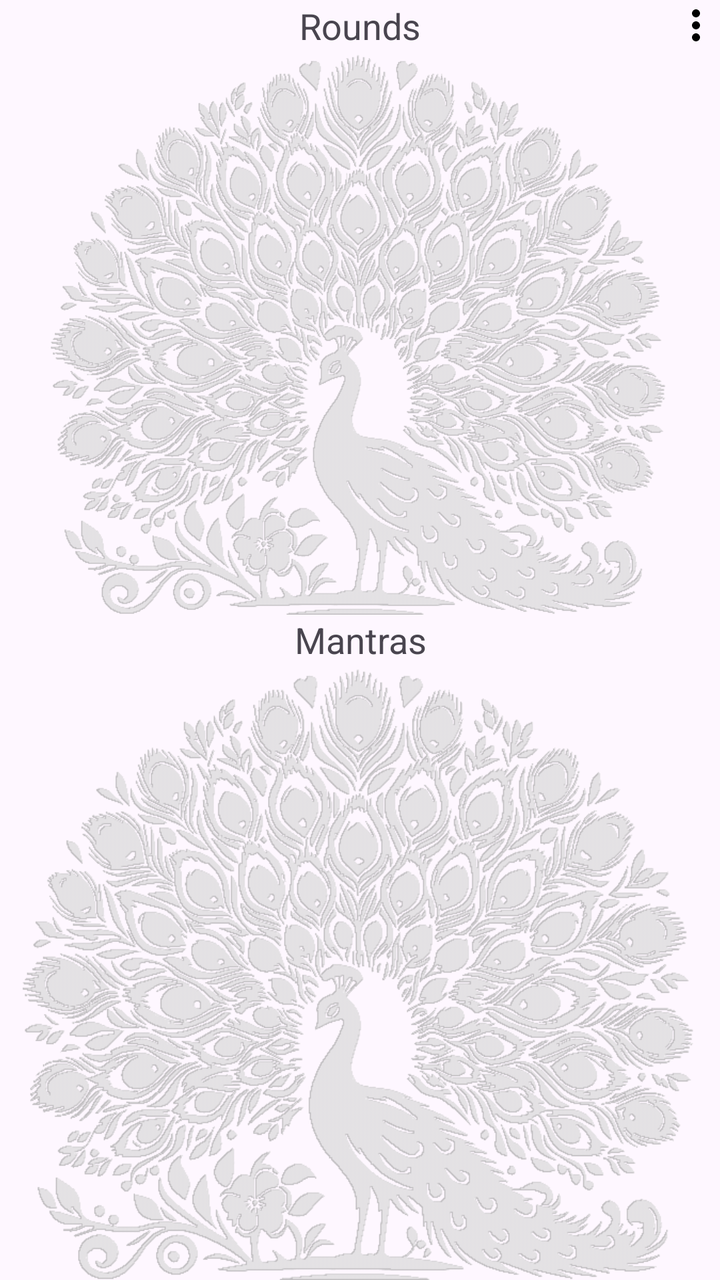
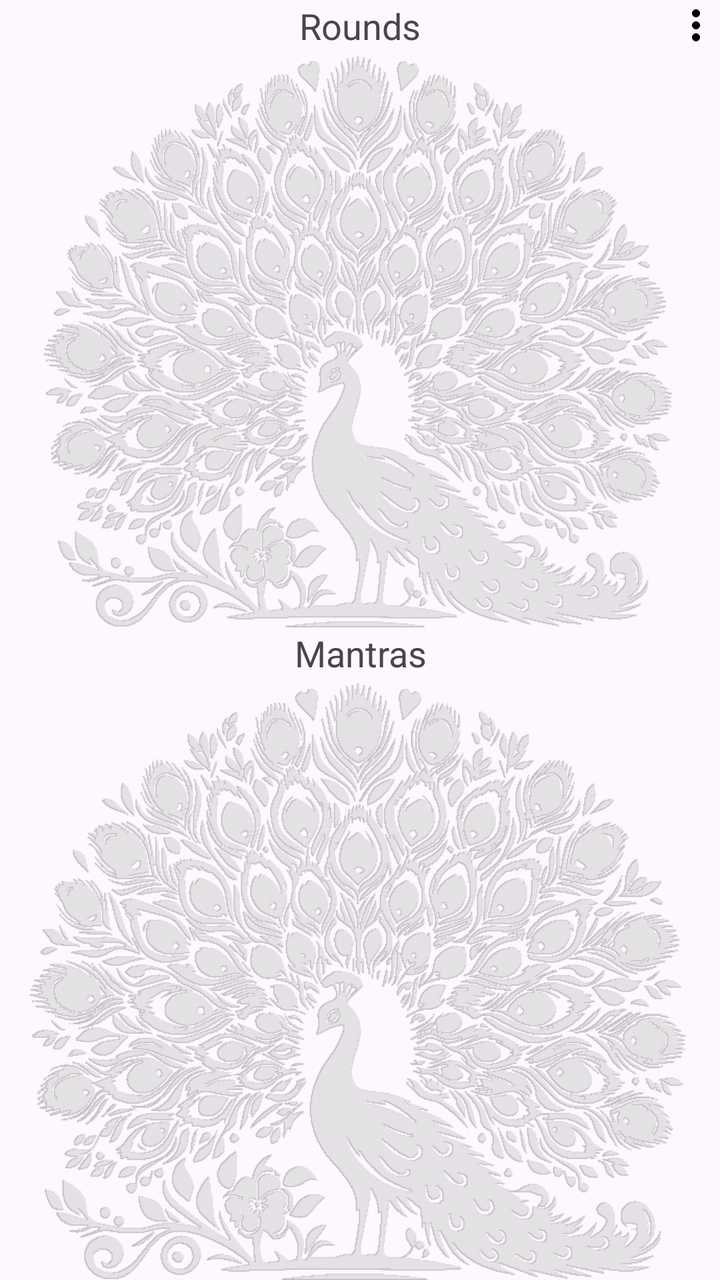

Two renders of the same Android screen: before a commit and after it. Below are the layout's source before the change and the commit's diff.
<!-- AndroidManifest.xml: application theme Theme.JapaClocker -->
<!-- res/layout/activity_main.xml -->
<androidx.constraintlayout.widget.ConstraintLayout
    xmlns:android="http://schemas.android.com/apk/res/android"
    xmlns:app="http://schemas.android.com/apk/res-auto"
    xmlns:tools="http://schemas.android.com/tools"
    android:layout_width="match_parent"
    android:layout_height="match_parent"
    tools:ignore="HardcodedText">

    <ImageView
        android:id="@+id/topImageView"
        android:layout_width="0dp"
        android:layout_height="0dp"
        android:src="@drawable/peacock"
        app:layout_constraintTop_toBottomOf="@id/tvRoundslabel"
        app:layout_constraintBottom_toBottomOf="@id/tvRounds"
        app:layout_constraintLeft_toLeftOf="@id/rvRounds"
        app:layout_constraintRight_toRightOf="@id/tvRounds" />
    <ImageView
        android:id="@+id/bottomImageView"
        android:layout_width="0dp"
        android:layout_height="0dp"
        android:src="@drawable/peacock"
        app:layout_constraintTop_toBottomOf="@+id/tvMantraslabel"
        app:layout_constraintBottom_toBottomOf="parent"
        app:layout_constraintLeft_toLeftOf="@id/rvRounds"
        app:layout_constraintRight_toRightOf="@id/tvRounds" />

    <ImageButton
        android:id="@+id/overflowMenuButton"
        android:layout_width="wrap_content"
        android:layout_height="wrap_content"
        android:src="@drawable/baseline_more_vert_24"
        android:background="@android:color/transparent"
        app:layout_constraintTop_toTopOf="parent"
        app:layout_constraintRight_toRightOf="parent"
        app:layout_constraintBottom_toBottomOf="@id/tvRoundslabel"
        app:layout_constraintWidth_percent="0.05"/>

    <TextView
        android:id="@+id/tvRoundslabel"
        android:layout_width="0dp"
        android:layout_height="0dp"
        app:layout_constraintTop_toTopOf="parent"
        app:layout_constraintRight_toRightOf="parent"
        app:layout_constraintLeft_toLeftOf="parent"
        app:layout_constraintHeight_percent=".04"
        android:background="@color/material_on_surface_stroke"
        android:text="Rounds"
        android:textSize="18sp"
        android:gravity="center"/>

    <TextView
        android:id="@+id/rvRoundslabel"
        android:layout_width="0dp"
        android:layout_height="0dp"
        app:layout_constraintTop_toTopOf="parent"
        app:layout_constraintWidth_percent="0.3"
        app:layout_constraintLeft_toLeftOf="parent"
        app:layout_constraintBottom_toBottomOf="@+id/tvRoundslabel"/>
    <TextView
        android:id="@+id/tvRounds"
        android:layout_width="0dp"
        android:layout_height="0dp"
        app:layout_constraintTop_toBottomOf="@id/tvRoundslabel"
        app:layout_constraintLeft_toRightOf="@id/rvRoundslabel"
        app:layout_constraintRight_toRightOf="@id/tvRoundslabel"
        app:layout_constraintHeight_percent=".44"
        android:clickable="true"
        android:longClickable="true"
        android:textAlignment="center"
        android:paddingTop="80dp"
        android:textSize="120sp"/>

    <androidx.recyclerview.widget.RecyclerView
        android:id="@+id/rvRounds"
        android:layout_width="0dp"
        android:layout_height="0dp"
        app:layout_constraintTop_toBottomOf="@id/rvRoundslabel"
        app:layout_constraintLeft_toLeftOf="@id/rvRoundslabel"
        app:layout_constraintRight_toRightOf="@id/rvRoundslabel"
        app:layout_constraintBottom_toBottomOf="@id/tvRounds"
        android:requiresFadingEdge="vertical"
        android:fadingEdgeLength="150dp"
        android:padding="16dp" />

    <TextView
        android:id="@+id/tvMantraslabel"
        android:layout_width="0dp"
        android:layout_height="0dp"
        app:layout_constraintTop_toBottomOf="@id/tvRounds"
        app:layout_constraintLeft_toLeftOf="@id/tvRoundslabel"
        app:layout_constraintRight_toRightOf="@id/tvRoundslabel"
        app:layout_constraintHeight_percent=".04"
        android:background="@color/material_on_surface_stroke"
        android:text="Mantras"
        android:gravity="center"
        android:textSize="18sp"/>
    <TextView
        android:id="@+id/rvMantraslabel"
        android:layout_width="0dp"
        android:layout_height="0dp"
        app:layout_constraintTop_toBottomOf="@id/rvRounds"
        app:layout_constraintLeft_toLeftOf="@id/rvRoundslabel"
        app:layout_constraintRight_toRightOf="@id/rvRoundslabel"
        app:layout_constraintBottom_toBottomOf="@id/tvMantraslabel"/>
    <TextView
        android:id="@+id/tvMantras"
        android:layout_width="0dp"
        android:layout_height="0dp"
        app:layout_constraintTop_toBottomOf="@id/tvMantraslabel"
        app:layout_constraintLeft_toLeftOf="@id/tvRounds"
        app:layout_constraintRight_toRightOf="@id/tvRoundslabel"
        app:layout_constraintBottom_toBottomOf="parent"
        android:clickable="true"
        android:longClickable="true"
        android:textAlignment="center"
        android:paddingTop="80dp"
        android:textSize="120sp" />

    <androidx.recyclerview.widget.RecyclerView
        android:id="@+id/rvMantras"
        android:layout_width="0dp"
        android:layout_height="0dp"
        app:layout_constraintTop_toBottomOf="@id/rvMantraslabel"
        app:layout_constraintLeft_toLeftOf="@id/rvRoundslabel"
        app:layout_constraintRight_toRightOf="@id/rvRoundslabel"
        app:layout_constraintBottom_toBottomOf="parent"
        android:requiresFadingEdge="vertical"
        android:fadingEdgeLength="150dp"
        android:padding="16dp"/>
</androidx.constraintlayout.widget.ConstraintLayout>
<!-- resources referenced by this layout -->
<resources>
  <!-- drawable baseline_more_vert_24 (drawable) -->
  <vector xmlns:android="http://schemas.android.com/apk/res/android" android:height="24dp" android:tint="#000000" android:viewportHeight="24" android:viewportWidth="24" android:width="24dp">
        
      <path android:fillColor="@android:color/white" android:pathData="M12,8c1.1,0 2,-0.9 2,-2s-0.9,-2 -2,-2 -2,0.9 -2,2 0.9,2 2,2zM12,10c-1.1,0 -2,0.9 -2,2s0.9,2 2,2 2,-0.9 2,-2 -0.9,-2 -2,-2zM12,16c-1.1,0 -2,0.9 -2,2s0.9,2 2,2 2,-0.9 2,-2 -0.9,-2 -2,-2z"/>
      
  </vector>
  <!-- drawable peacock: png bitmap (drawable, 131822 bytes) -->
  <style name="Theme.JapaClocker" parent="Base.Theme.JapaClocker" />
  <style name="Base.Theme.JapaClocker" parent="Theme.Material3.DayNight.NoActionBar">
          <item name="android:statusBarColor">@android:color/transparent</item>
          <item name="android:windowDrawsSystemBarBackgrounds">true</item>
          <item name="android:windowLightStatusBar">true</item>
      </style>
</resources>

<!-- the commit's change to res/layout/activity_main.xml (unified diff, before → after) -->
@@ -54,7 +54,7 @@
         android:layout_width="0dp"
         android:layout_height="0dp"
         app:layout_constraintTop_toTopOf="parent"
-        app:layout_constraintWidth_percent="0.3"
+        app:layout_constraintWidth_percent="0.4"
         app:layout_constraintLeft_toLeftOf="parent"
         app:layout_constraintBottom_toBottomOf="@+id/tvRoundslabel"/>
     <TextView
@@ -62,9 +62,9 @@
         android:layout_width="0dp"
         android:layout_height="0dp"
         app:layout_constraintTop_toBottomOf="@id/tvRoundslabel"
-        app:layout_constraintLeft_toRightOf="@id/rvRoundslabel"
+        app:layout_constraintLeft_toLeftOf="@id/tvRoundslabel"
         app:layout_constraintRight_toRightOf="@id/tvRoundslabel"
-        app:layout_constraintHeight_percent=".44"
+        app:layout_constraintHeight_percent=".45"
         android:clickable="true"
         android:longClickable="true"
         android:textAlignment="center"
@@ -81,7 +81,7 @@
         app:layout_constraintBottom_toBottomOf="@id/tvRounds"
         android:requiresFadingEdge="vertical"
         android:fadingEdgeLength="150dp"
-        android:padding="16dp" />
+        android:padding="10dp" />
 
     <TextView
         android:id="@+id/tvMantraslabel"
@@ -127,5 +127,5 @@
         app:layout_constraintBottom_toBottomOf="parent"
         android:requiresFadingEdge="vertical"
         android:fadingEdgeLength="150dp"
-        android:padding="16dp"/>
+        android:padding="10dp"/>
 </androidx.constraintlayout.widget.ConstraintLayout>
